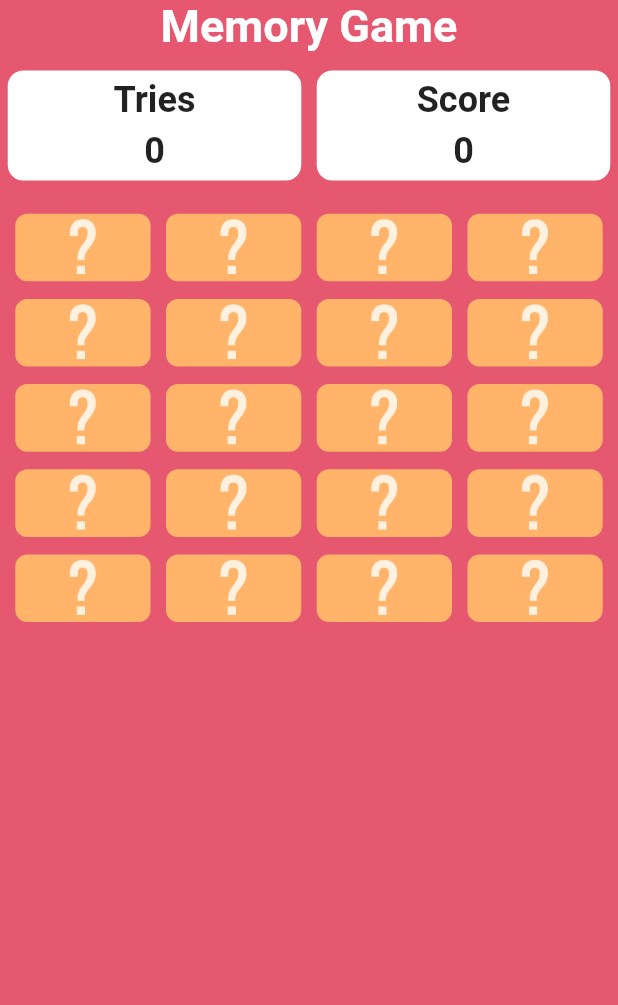
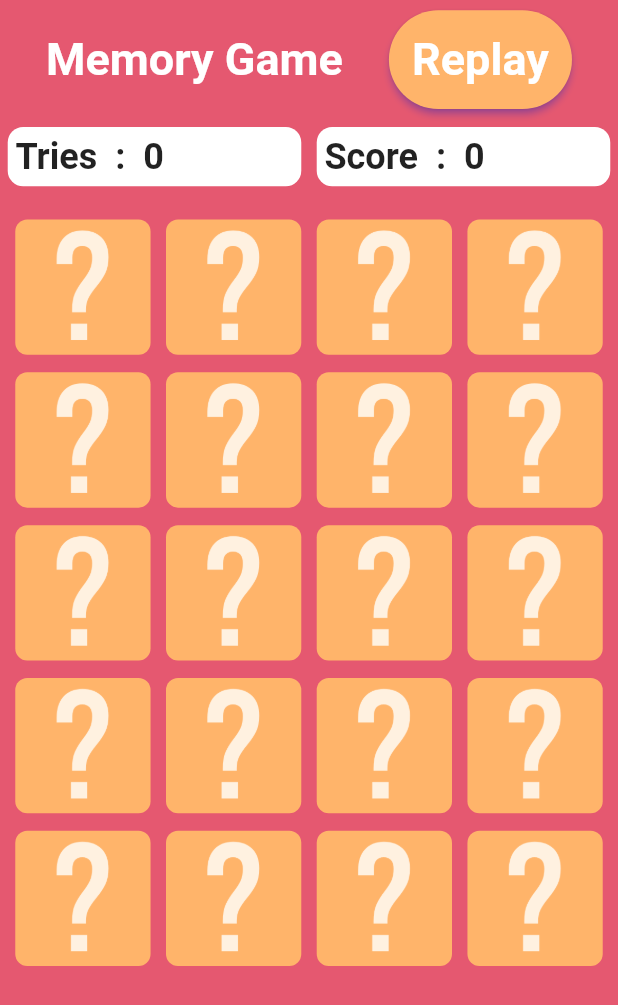
Before and after one commit to yuksel-root/flutter_memory_game, a Flutter app: the screen it shows after launch, on a phone screen of 412 x 824 dp. Shown: the top 1005 px of the screen. Run offline on Flutter 3.47's test engine with Material 2 defaults, Android fonts, the phone set to English and light mode, and no system bars.

Commit message:
update homeView and some interface imporovements

```diff
--- a/lib/components/score_board.dart
+++ b/lib/components/score_board.dart
@@ -23,11 +23,16 @@ class ScoreBoard extends StatelessWidget {
             context.dynamicWidth(0.025), //10px
           ),
         ),
-        child: Column(
+        child: Center(
+          child: Row(
             children: [
               FittedBox(
                 fit: BoxFit.scaleDown,
+                alignment: Alignment.center,
+                child: Center(
                   child: Text(
+                    textAlign: TextAlign.center,
+                    textDirection: TextDirection.ltr,
                     title,
                     style: const TextStyle(
                       fontSize: 24.0, //max text size,
@@ -35,18 +40,25 @@ class ScoreBoard extends StatelessWidget {
                     ),
                   ),
                 ),
+              ),
               SizedBox(
-              height: context.dynamicHeight(0.007), //5px
+                height: context.dynamicHeight(0.0010), //5px
               ),
               FittedBox(
                 fit: BoxFit.scaleDown,
-              child: Text(info,
+                alignment: Alignment.center,
+                child: Center(
+                  child: Text("  :  $info",
+                      textAlign: TextAlign.center,
+                      textDirection: TextDirection.ltr,
                       style: const TextStyle(
                         fontSize: 24.0,
                         fontWeight: FontWeight.bold,
                       )),
+                ),
               )
             ],
+          ),
         ),
       ),
     );
--- a/lib/view/home_view.dart
+++ b/lib/view/home_view.dart
@@ -1,13 +1,12 @@
 import 'package:flutter/material.dart';
-import 'package:flutter_memory_game/components/alert_dialog.dart';
 import 'package:flutter_memory_game/components/score_board.dart';
 import 'package:flutter_memory_game/core/constants/game_img_constants.dart';
+import 'package:flutter_memory_game/core/constants/navigation_constants.dart';
 import 'package:flutter_memory_game/core/extensions/context_extensions.dart';
 import 'package:flutter_memory_game/game_logic.dart';
 
 class HomeView extends StatefulWidget {
   const HomeView({Key? key}) : super(key: key);
-
   @override
   State<HomeView> createState() => _HomeViewState();
 }
@@ -18,9 +17,6 @@ class _HomeViewState extends State<HomeView> {
   @override
   void initState() {
     _game.initGame();
-    _game.score = 0;
-    _game.tries = 0;
-
     super.initState();
   }
 
@@ -36,7 +32,18 @@ class _HomeViewState extends State<HomeView> {
                 mainAxisAlignment: MainAxisAlignment.center,
                 crossAxisAlignment: CrossAxisAlignment.center,
                 children: [
-                  centerGameTitle(),
+                  const Spacer(flex: 1),
+                  Row(
+                    crossAxisAlignment: CrossAxisAlignment.center,
+                    mainAxisAlignment: MainAxisAlignment.center,
+                    children: [
+                      const Spacer(flex: 1),
+                      centerGameTitle(),
+                      const Spacer(flex: 1),
+                      elevatedBtnReplay(),
+                      const Spacer(flex: 1),
+                    ],
+                  ),
                   const Spacer(flex: 1),
                   rowScoreBoard(_game.tries, _game.score),
                   const Spacer(flex: 1),
@@ -49,48 +56,59 @@ class _HomeViewState extends State<HomeView> {
         ));
   }
 
+  ElevatedButton elevatedBtnReplay() {
+    return ElevatedButton(
+        style: ElevatedButton.styleFrom(
+            shape: const StadiumBorder(),
+            onPrimary: Colors.white,
+            primary: const Color(0xFFFFB46A),
+            shadowColor: Colors.deepPurpleAccent,
+            padding: EdgeInsets.all(context.dynamicWidth(0.0375))),
+        onPressed: () {
+          _game.navigateToPage(NavigationConstants.HOME_VIEW);
+        },
+        child: const Text(
+          "Replay",
+          style: TextStyle(
+            fontSize: 30.0,
+            fontWeight: FontWeight.bold,
+          ),
+        ));
+  }
+
   Expanded expandedCard(int tries, int score) {
     return Expanded(
       flex: 100,
       child: GridView.builder(
         itemCount: _game.gameCard!.length,
-
         gridDelegate: SliverGridDelegateWithFixedCrossAxisCount(
           crossAxisCount: 4,
           crossAxisSpacing: context.dynamicWidth(0.025), //10px
           mainAxisSpacing: context.dynamicHeight(0.0142), //10 px
-          childAspectRatio: 2 / 1,
+          childAspectRatio: 1 / 1,
         ),
-        // context.dynamicHeight(0.004) * context.dynamicWidth(0.0075)
         padding: EdgeInsets.all(//3 * 3 px
             context.dynamicHeight(0.004) * context.dynamicWidth(0.0075)),
         itemBuilder: (context, index) {
           return GestureDetector(
               onTap: () {
-                //print(_game.gameImg![index]);
                 if (_game.gameCard![index] == GameImgConstants.hiddenCardPng) {
                   setState(() {
                     _game.tries++;
 
-                    _game.gameCard![index] = _game.cardList[index];
-                    _game.matchCheck.add({index: _game.cardList[index]});
+                    _game.gameCard![index] = _game.cardList![index];
+                    _game.matchCheck!.add({index: _game.cardList![index]});
                   });
 
-                  if (_game.matchCheck.length == 2) {
-                    if (_game.matchCheck[0].values.first ==
-                        _game.matchCheck[1].values.first) {
-                      //      print("MATCH CARD");
+                  if (_game.matchCheck!.length == 2) {
+                    if (_game.matchCheck![0].values.first ==
+                        _game.matchCheck![1].values.first) {
                       _game.score += 100;
-                      _game.matchCheck.clear();
+                      _game.matchCheck!.clear();
                     } else {
                       Future.delayed(const Duration(milliseconds: 300), () {
-                        //print(_game.gameImg);
                         setState(() {
-                          _game.gameCard![_game.matchCheck[0].keys.first] =
-                              GameImgConstants.hiddenCardPng;
-                          _game.gameCard![_game.matchCheck[1].keys.first] =
-                              GameImgConstants.hiddenCardPng;
-                          _game.matchCheck.clear();
+                          _game.closeCard(_game.gameCard, _game.matchCheck);
                         });
                       });
                     }
@@ -99,25 +117,16 @@ class _HomeViewState extends State<HomeView> {
                   return;
                 }
 
-                if (!_game.gameCard!.contains(GameImgConstants.hiddenCardPng)) {
-                  AlertView alert = AlertView(
-                    content: "You won congrats!",
-                    title: "WINNER",
-                    continueFunction: () {
-                      setState(() {
-                        _game.initGame();
-                      });
-                      Navigator.of(context).pop();
-                    },
-                  );
-                  showDialog(
-                    barrierDismissible: false,
-                    context: context,
-                    builder: (BuildContext context) {
-                      return alert;
-                    },
-                  );
-                }
+                setState(() {
+                  _game.isFinish(_game.gameCard!);
+                  Future.delayed(const Duration(milliseconds: 100), () {
+                    if (_game.isFinished) {
+                      _game.winnerAlert(_game.gameCard!, context);
+                    } else {
+                      return;
+                    }
+                  });
+                });
               },
               child: Container(
                 padding: const EdgeInsets.all(16.0),
@@ -152,6 +161,8 @@ class _HomeViewState extends State<HomeView> {
 
   Row rowScoreBoard(int tries, int score) {
     return Row(
+      mainAxisSize: MainAxisSize.min,
+      verticalDirection: VerticalDirection.down,
       mainAxisAlignment: MainAxisAlignment.spaceAround,
       crossAxisAlignment: CrossAxisAlignment.center,
       children: [
```
Lines whose indentation alone changed are shown as unchanged.
